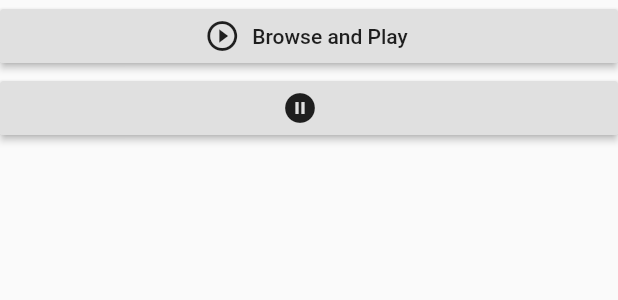
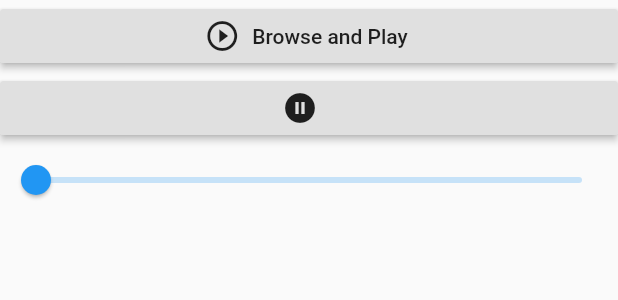
Before and after one commit to AJAYK-01/Media-Player, a Flutter app: the Music widget shown alone on an empty page, opened directly, on a phone screen of 412 x 824 dp. Shown: the top 300 px of the screen. Run offline on Flutter 3.47's test engine with Material 2 defaults, Android fonts, the phone set to English and light mode, and no system bars; our stand-ins replace audioplayers, file_picker.

Commit message:
Fixed Seekbar Bug

```diff
--- a/lib/main.dart
+++ b/lib/main.dart
@@ -48,13 +48,12 @@ class Radio extends StatefulWidget {
 }
 
 class RadioState extends State<Radio> {
-  //AudioPlayer audioPlayer = AudioPlayer();
   btnfn()   {if (result1 == 0) play();
   else pause();
   }
   play() async {
     pause();
-    int rslt = await audioPlayer.play('https://streaming.radio.co/s8c7294f48/listen');
+    int rslt= await audioPlayer.play('https://streaming.radio.co/s8c7294f48/listen');
     if (rslt == 1) {
       setState(() {
         result1 = 1;
@@ -95,9 +94,11 @@ class Music extends StatefulWidget {
 }
 
 class MusicState extends State<Music> {
- // AudioPlayer audioPlayer = AudioPlayer();
   String path = 'default';
   var playpause = 0;
+  var slidervalue = 0.0;
+  var seekvalue = 0.0;
+  var musiclen = 1.0;
   btnfn()   {if (result == 0) browse();
   else stop();
   }
@@ -110,6 +111,11 @@ class MusicState extends State<Music> {
   play() async {
     stop();
     int rslt = await audioPlayer.play(path, isLocal: true);
+    audioPlayer.onDurationChanged.listen((Duration dtn) {
+          setState(() {
+            musiclen = dtn.inMilliseconds.toDouble();
+          });
+        });
     if (rslt == 1) {
       setState(() {
         result = 1;
@@ -118,7 +124,14 @@ class MusicState extends State<Music> {
         result1 =0;
         playback1 = "Play CETalks";
         picon1 = Icon(Icons.play_arrow);
+
+        audioPlayer.onAudioPositionChanged.listen((Duration pos) {
+          setState(() {
+            slidervalue = pos.inMilliseconds.toDouble();
+          });
+        });
       });
+
     }
     completion();
   }
@@ -133,7 +146,6 @@ class MusicState extends State<Music> {
       }
 
   }
-
 
   completion() async {
     audioPlayer.onPlayerCompletion.listen((event) {
@@ -151,11 +163,21 @@ class MusicState extends State<Music> {
     return ListView(
       children: <Widget>[
          Container(
-           child: RaisedButton.icon(onPressed: btnfn, icon: picon, label: Text(playback)),
+            child: RaisedButton.icon(onPressed: btnfn, icon: picon, label: Text(playback)),
            ),
            Container(
-             child: RaisedButton.icon(onPressed: pause, icon: Icon(Icons.pause_circle_filled), label: Text("")),
+            child: RaisedButton.icon(onPressed: pause, icon: Icon(Icons.pause_circle_filled), label: Text("")),
            ),
+           Container(
+             child: musiclen != 0 ?
+             Slider(value: slidervalue, min: 0.0, max: musiclen,// divisions: musiclen.round(),
+                  onChanged: (double value) async {
+                     setState(() async {
+                       await audioPlayer.seek(Duration(milliseconds: value.round()));
+                     });
+                  },
+            ) : Container(),
+           )
       ]
     );
   }
```
